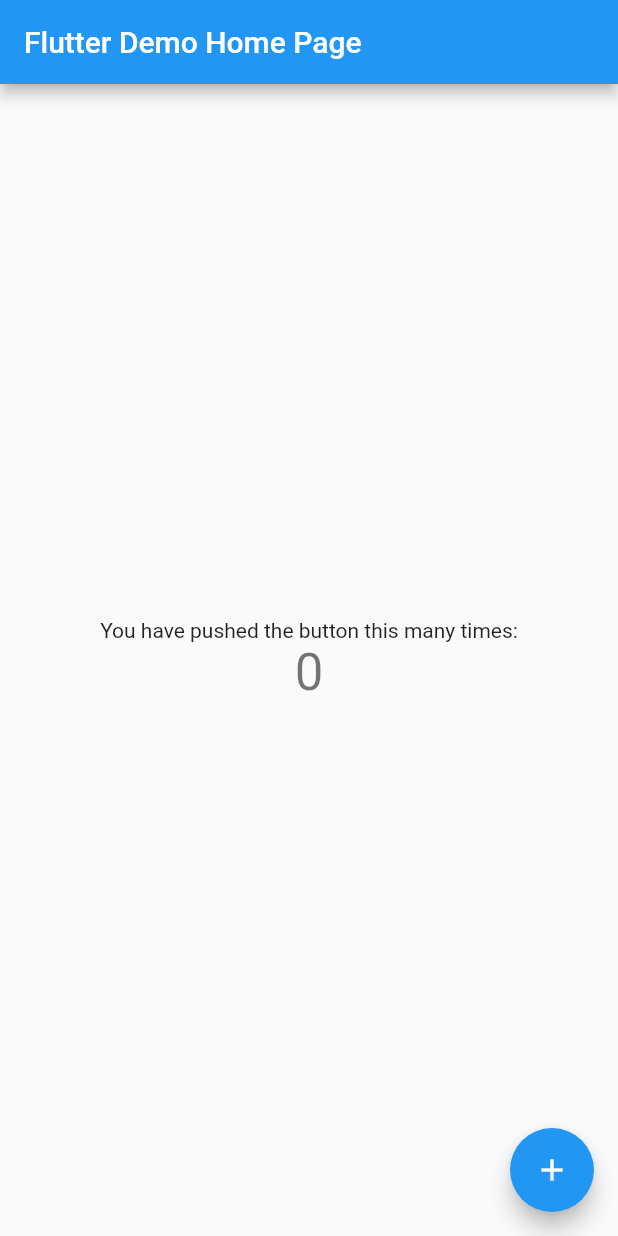
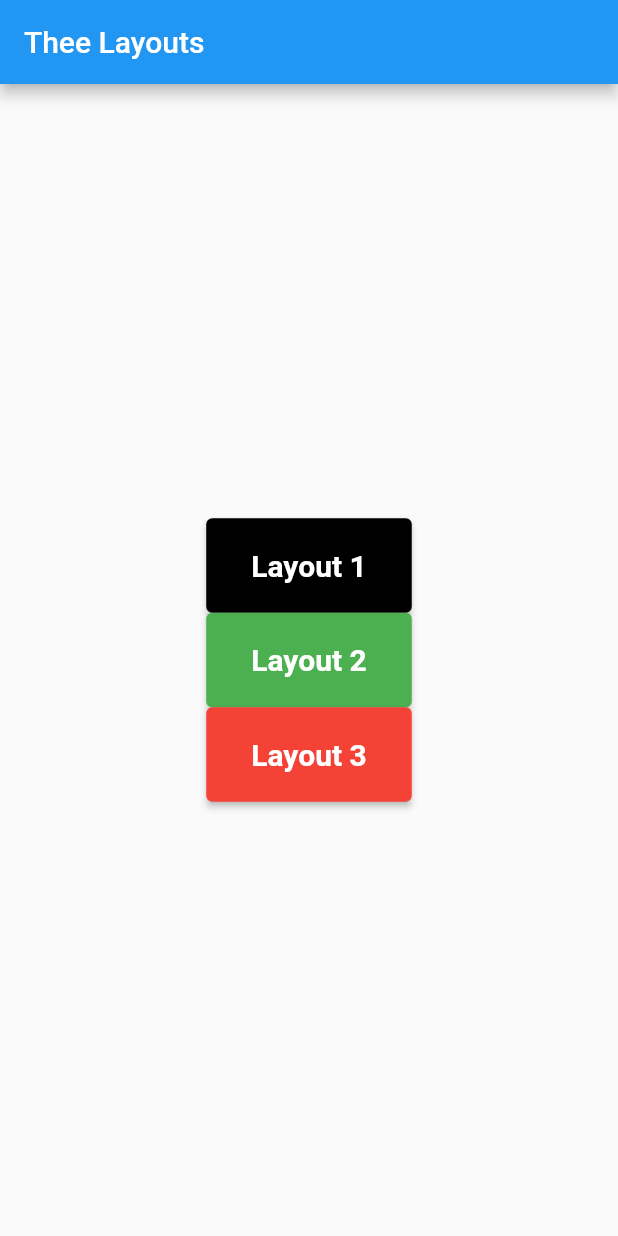
Before and after one commit to hieuphan94/200lab-flutter-day1-day2-threelayouts, a Flutter app: the screen it shows after launch, on a phone screen of 412 x 824 dp. Run offline on Flutter 3.47's test engine with Material 2 defaults, Android fonts, the phone set to English and light mode, and no system bars.

Commit message:
Add Three Layout Control && Make First Layout

```diff
--- a/lib/main.dart
+++ b/lib/main.dart
@@ -1,113 +1,75 @@
 import 'package:flutter/material.dart';
+import './layout1.dart';
+import './layout2.dart';
+import './layout3.dart';
 
-void main() {
-  runApp(MyApp());
-}
+void main() => runApp(App());
 
-class MyApp extends StatelessWidget {
-  // This widget is the root of your application.
+class App extends StatelessWidget {
   @override
   Widget build(BuildContext context) {
     return MaterialApp(
-      title: 'Flutter Demo',
-      theme: ThemeData(
-        // This is the theme of your application.
-        //
-        // Try running your application with "flutter run". You'll see the
-        // application has a blue toolbar. Then, without quitting the app, try
-        // changing the primarySwatch below to Colors.green and then invoke
-        // "hot reload" (press "r" in the console where you ran "flutter run",
-        // or simply save your changes to "hot reload" in a Flutter IDE).
-        // Notice that the counter didn't reset back to zero; the application
-        // is not restarted.
-        primarySwatch: Colors.blue,
-      ),
-      home: MyHomePage(title: 'Flutter Demo Home Page'),
+      title: 'Main Page',
+      home: MainPage(),
     );
   }
 }
 
-class MyHomePage extends StatefulWidget {
-  MyHomePage({Key key, this.title}) : super(key: key);
-
-  // This widget is the home page of your application. It is stateful, meaning
-  // that it has a State object (defined below) that contains fields that affect
-  // how it looks.
-
-  // This class is the configuration for the state. It holds the values (in this
-  // case the title) provided by the parent (in this case the App widget) and
-  // used by the build method of the State. Fields in a Widget subclass are
-  // always marked "final".
-
-  final String title;
-
-  @override
-  _MyHomePageState createState() => _MyHomePageState();
-}
-
-class _MyHomePageState extends State<MyHomePage> {
-  int _counter = 0;
-
-  void _incrementCounter() {
-    setState(() {
-      // This call to setState tells the Flutter framework that something has
-      // changed in this State, which causes it to rerun the build method below
-      // so that the display can reflect the updated values. If we changed
-      // _counter without calling setState(), then the build method would not be
-      // called again, and so nothing would appear to happen.
-      _counter++;
-    });
-  }
-
+class MainPage extends StatelessWidget {
   @override
   Widget build(BuildContext context) {
-    // This method is rerun every time setState is called, for instance as done
-    // by the _incrementCounter method above.
-    //
-    // The Flutter framework has been optimized to make rerunning build methods
-    // fast, so that you can just rebuild anything that needs updating rather
-    // than having to individually change instances of widgets.
-    return Scaffold(
-      appBar: AppBar(
-        // Here we take the value from the MyHomePage object that was created by
-        // the App.build method, and use it to set our appbar title.
-        title: Text(widget.title),
-      ),
-      body: Center(
-        // Center is a layout widget. It takes a single child and positions it
-        // in the middle of the parent.
-        child: Column(
-          // Column is also a layout widget. It takes a list of children and
-          // arranges them vertically. By default, it sizes itself to fit its
-          // children horizontally, and tries to be as tall as its parent.
-          //
-          // Invoke "debug painting" (press "p" in the console, choose the
-          // "Toggle Debug Paint" action from the Flutter Inspector in Android
-          // Studio, or the "Toggle Debug Paint" command in Visual Studio Code)
-          // to see the wireframe for each widget.
-          //
-          // Column has various properties to control how it sizes itself and
-          // how it positions its children. Here we use mainAxisAlignment to
-          // center the children vertically; the main axis here is the vertical
-          // axis because Columns are vertical (the cross axis would be
-          // horizontal).
-          mainAxisAlignment: MainAxisAlignment.center,
-          children: <Widget>[
-            Text(
-              'You have pushed the button this many times:',
+    return MaterialApp(
+      title: 'Welcome to Fluter',
+      home: Scaffold(
+          appBar: AppBar(
+            title: Text("Thee Layouts"),
+          ),
+          body: Center(
+            child: Column(
+              mainAxisSize: MainAxisSize.min,
+              children: [
+                ElevatedButton(
+                    style: ElevatedButton.styleFrom(
+                        primary: Colors.black,
+                        padding:
+                            EdgeInsets.symmetric(horizontal: 30, vertical: 20),
+                        textStyle: TextStyle(
+                            fontSize: 20, fontWeight: FontWeight.bold)),
+                    onPressed: () {
+                      print("Move to layout 1");
+                      Navigator.push(context,
+                          MaterialPageRoute(builder: (context) => Layout1()));
+                    },
+                    child: Text("Layout 1")),
+                ElevatedButton(
+                    style: ElevatedButton.styleFrom(
+                        primary: Colors.green,
+                        padding:
+                            EdgeInsets.symmetric(horizontal: 30, vertical: 20),
+                        textStyle: TextStyle(
+                            fontSize: 20, fontWeight: FontWeight.bold)),
+                    onPressed: () {
+                      print("Move to layout 2");
+                      Navigator.push(context,
+                          MaterialPageRoute(builder: (context) => Layout2()));
+                    },
+                    child: Text("Layout 2")),
+                ElevatedButton(
+                    style: ElevatedButton.styleFrom(
+                        primary: Colors.red,
+                        padding:
+                            EdgeInsets.symmetric(horizontal: 30, vertical: 20),
+                        textStyle: TextStyle(
+                            fontSize: 20, fontWeight: FontWeight.bold)),
+                    onPressed: () {
+                      print("Move to layout 3");
+                      Navigator.push(context,
+                          MaterialPageRoute(builder: (context) => Layout3()));
+                    },
+                    child: Text("Layout 3"))
+              ],
             ),
-            Text(
-              '$_counter',
-              style: Theme.of(context).textTheme.headline4,
-            ),
-          ],
-        ),
-      ),
-      floatingActionButton: FloatingActionButton(
-        onPressed: _incrementCounter,
-        tooltip: 'Increment',
-        child: Icon(Icons.add),
-      ), // This trailing comma makes auto-formatting nicer for build methods.
+          )),
     );
   }
 }
```
Also changed, not shown: lib/layout1.dart (added, +67 -0 lines), lib/layout2.dart (added, +21 -0 lines), lib/layout3.dart (added, +21 -0 lines), pubspec.yaml (+6 -1 lines), assets/fonts/Nimbus-Sans-Light.ttf (added), assets/images/layout1.png (added), assets/images/layout2.png (added).
